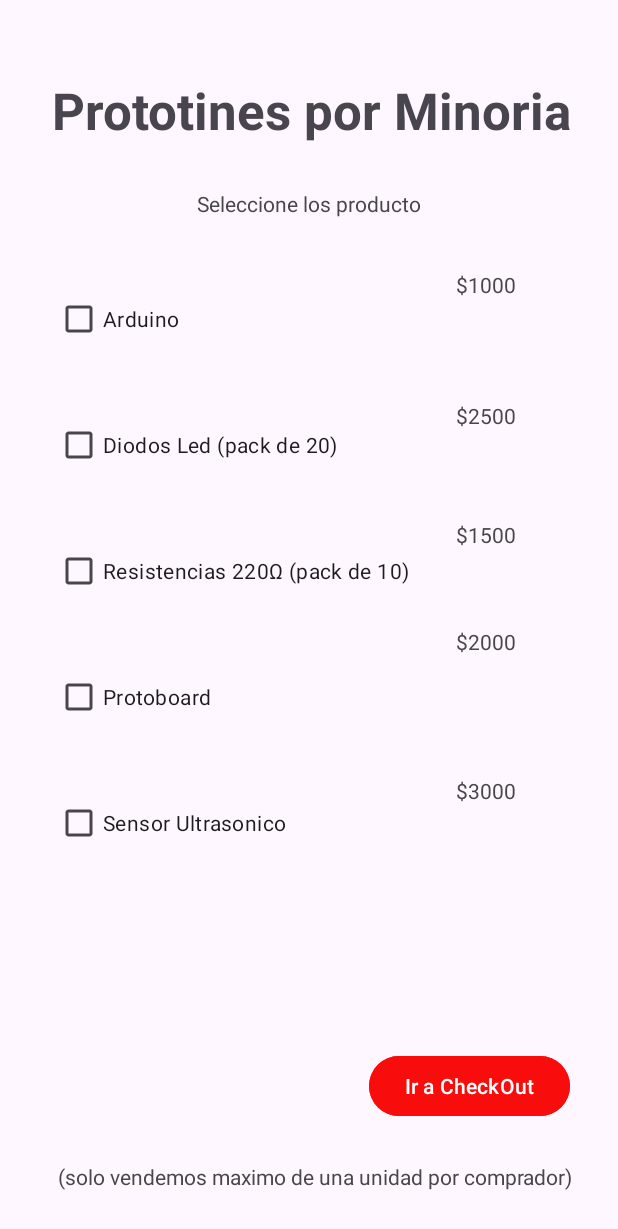
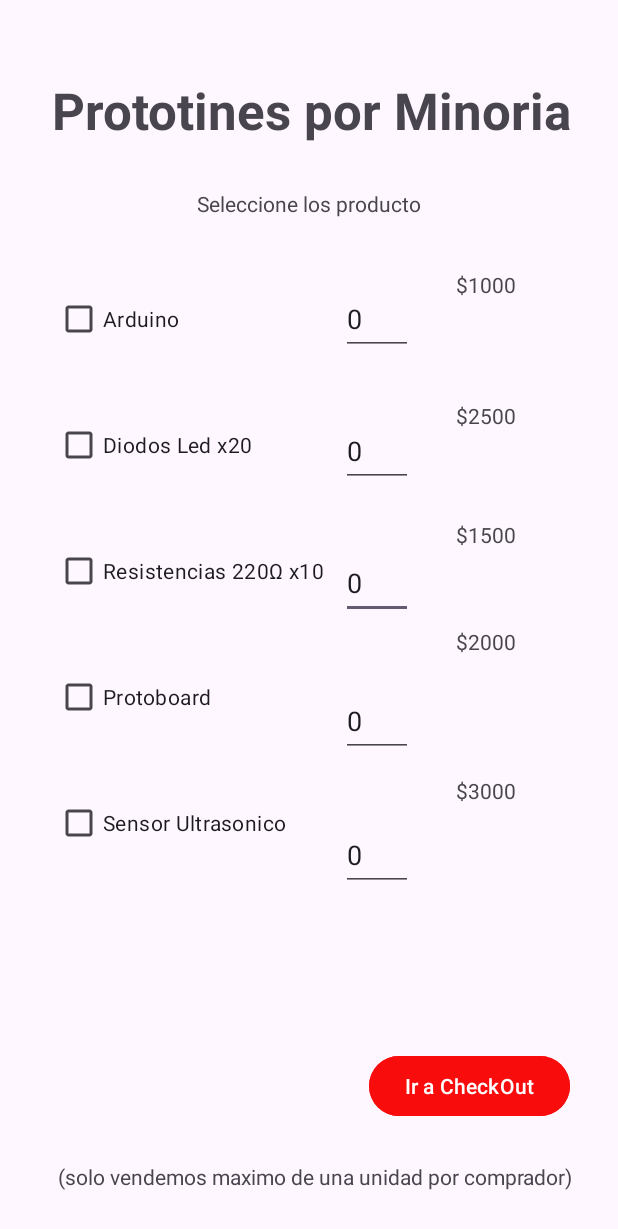
Before and after one commit to I-Niza-I/Actividad1.2, an Android app: the screen it shows after launch (MainActivity), on a phone screen of 412 x 824 dp. Shown: the top 1229 px of the screen. Run offline under Robolectric (Android 15) with nearby library versions, the phone set to English and light mode, and no system bars.

Commit message:
Actualizacion: Funcion de cantidad de producto

```diff
--- a/app/src/main/java/com/actividad/myapplication/MainActivity.java
+++ b/app/src/main/java/com/actividad/myapplication/MainActivity.java
@@ -4,6 +4,7 @@ import android.content.Intent;
 import android.os.Bundle;
 import android.view.View;
 import android.widget.CheckBox;
+import android.widget.EditText;
 
 import androidx.activity.EdgeToEdge;
 import androidx.appcompat.app.AlertDialog;
@@ -22,6 +23,7 @@ public class MainActivity extends AppCompatActivity {
     CheckBox producto4;
     CheckBox producto5;
 
+    EditText cantidadProd1,cantidadProd2, cantidadProd3, cantidadProd4, cantidadProd5 ;
     @Override
     protected void onCreate(Bundle savedInstanceState) {
         super.onCreate(savedInstanceState);
@@ -34,6 +36,12 @@ public class MainActivity extends AppCompatActivity {
         producto4 = findViewById(R.id.chkItem4);
         producto5 = findViewById(R.id.chkItem5);
 
+        cantidadProd1 = findViewById(R.id.cantidadProd1);
+        cantidadProd2 = findViewById(R.id.cantidadProd2);
+        cantidadProd3 = findViewById(R.id.cantidadProd3);
+        cantidadProd4 = findViewById(R.id.cantidadProd4);
+        cantidadProd5 = findViewById(R.id.cantidadProd5);
+
         ViewCompat.setOnApplyWindowInsetsListener(findViewById(R.id.main), (v, insets) -> {
             Insets systemBars = insets.getInsets(WindowInsetsCompat.Type.systemBars());
             v.setPadding(systemBars.left, systemBars.top, systemBars.right, systemBars.bottom);
@@ -45,19 +53,19 @@ public class MainActivity extends AppCompatActivity {
         int total = 0;
 
         if(producto1.isChecked()){
-            total += 1000;
+            total += 1000 * Integer.parseInt(cantidadProd1.getText().toString());
         }
         if(producto2.isChecked()){
-            total += 2500;
+            total += 2500 * Integer.parseInt(cantidadProd2.getText().toString());
         }
         if(producto3.isChecked()){
-            total += 1500;
+            total += 1500 * Integer.parseInt(cantidadProd3.getText().toString());
         }
         if(producto4.isChecked()){
-            total += 2000;
+            total += 2000 * Integer.parseInt(cantidadProd4.getText().toString());
         }
         if(producto5.isChecked()){
-            total += 3000;
+            total += 3000 * Integer.parseInt(cantidadProd5.getText().toString());
         }
 
         return total;
@@ -86,7 +94,7 @@ public class MainActivity extends AppCompatActivity {
 
     }
 
-    public boolean productoSelecciondo(){
+    public boolean productoSeleccionado(){
         if(producto1.isChecked() || producto2.isChecked() || producto3.isChecked() ||
                 producto4.isChecked() || producto5.isChecked() ){
             return true;
@@ -96,9 +104,9 @@ public class MainActivity extends AppCompatActivity {
         }
     }
 
-    public void IraSegAct(View view){
+    public void enviarDatos(View view){
 
-        if (!productoSelecciondo()){
+        if (!productoSeleccionado()){
             new AlertDialog.Builder(this)
                     .setTitle("Error")
                     .setMessage("Seleccione algun producto a comprar")
--- a/app/src/main/res/layout/activity_main.xml
+++ b/app/src/main/res/layout/activity_main.xml
@@ -8,6 +8,48 @@
     tools:context=".MainActivity"
     tools:layout_editor_absoluteX="19dp"
     tools:layout_editor_absoluteY="0dp">
+
+    <EditText
+        android:id="@+id/cantidadProd3"
+        android:layout_width="48dp"
+        android:layout_height="48dp"
+        android:layout_marginTop="40dp"
+        android:ems="10"
+        android:maxLength="2"
+        android:inputType="number"
+        android:text="@string/cantidad3"
+        app:layout_constraintEnd_toEndOf="@+id/cantidadProd2"
+        app:layout_constraintHorizontal_bias="1.0"
+        app:layout_constraintStart_toEndOf="@+id/chkItem3"
+        app:layout_constraintTop_toBottomOf="@+id/cantidadProd2" />
+
+    <EditText
+        android:id="@+id/cantidadProd4"
+        android:layout_width="48dp"
+        android:layout_height="48dp"
+        android:layout_marginTop="44dp"
+        android:ems="10"
+        android:maxLength="2"
+        android:inputType="number"
+        android:text="@string/cantidad4"
+        app:layout_constraintEnd_toEndOf="@+id/cantidadProd3"
+        app:layout_constraintHorizontal_bias="1.0"
+        app:layout_constraintStart_toEndOf="@+id/chkItem4"
+        app:layout_constraintTop_toBottomOf="@+id/cantidadProd3" />
+
+    <EditText
+        android:id="@+id/cantidadProd5"
+        android:layout_width="48dp"
+        android:layout_height="48dp"
+        android:layout_marginTop="41dp"
+        android:ems="10"
+        android:maxLength="2"
+        android:inputType="number"
+        android:text="@string/cantidad5"
+        app:layout_constraintEnd_toEndOf="@+id/cantidadProd4"
+        app:layout_constraintHorizontal_bias="1.0"
+        app:layout_constraintStart_toEndOf="@+id/chkItem5"
+        app:layout_constraintTop_toBottomOf="@+id/cantidadProd4" />
 
     <TextView
         android:id="@+id/textView"
@@ -26,7 +68,7 @@
         android:layout_height="wrap_content"
         android:layout_marginBottom="76dp"
         android:backgroundTint="#F80C0C"
-        android:onClick="IraSegAct"
+        android:onClick="enviarDatos"
         android:text="@string/Boton1"
         app:layout_constraintBottom_toBottomOf="parent"
         app:layout_constraintEnd_toEndOf="parent"
@@ -162,4 +204,33 @@
         app:layout_constraintTop_toTopOf="parent"
         app:layout_constraintVertical_bias="0.065" />
 
+    <EditText
+        android:id="@+id/cantidadProd1"
+        android:layout_width="48dp"
+        android:layout_height="48dp"
+        android:ems="10"
+        android:inputType="number"
+        android:maxLength="2"
+        android:text="@string/cantidad1"
+        app:layout_constraintBottom_toBottomOf="@+id/chkItem1"
+        app:layout_constraintEnd_toStartOf="@+id/precioItem1"
+        app:layout_constraintHorizontal_bias="0.789"
+        app:layout_constraintStart_toEndOf="@+id/chkItem1"
+        app:layout_constraintTop_toTopOf="@+id/chkItem1"
+        app:layout_constraintVertical_bias="1.0" />
+
+    <EditText
+        android:id="@+id/cantidadProd2"
+        android:layout_width="48dp"
+        android:layout_height="48dp"
+        android:layout_marginTop="40dp"
+        android:ems="10"
+        android:inputType="number"
+        android:maxLength="2"
+        android:text="@string/cantidad2"
+        app:layout_constraintEnd_toEndOf="@+id/cantidadProd1"
+        app:layout_constraintHorizontal_bias="1.0"
+        app:layout_constraintStart_toEndOf="@+id/chkItem2"
+        app:layout_constraintTop_toBottomOf="@+id/cantidadProd1" />
+
 </androidx.constraintlayout.widget.ConstraintLayout>
--- a/app/src/main/res/values/strings.xml
+++ b/app/src/main/res/values/strings.xml
@@ -15,8 +15,8 @@
     <string name="Boton1">Ir a CheckOut</string>
 
     <string name="Check1">Arduino</string>
-    <string name="Check2">Diodos Led (pack de 20)</string>
-    <string name="Check3">Resistencias 220Ω (pack de 10)</string>
+    <string name="Check2">Diodos Led x20</string>
+    <string name="Check3">Resistencias 220Ω x10</string>
     <string name="Check4">Protoboard</string>
     <string name="Check5">Sensor Ultrasonico</string>
 
@@ -30,4 +30,11 @@
     <string name="Boton2pant1">Volver</string>
     <string name="Boton2pant2">Pagar</string>
 
+    <string name="cantidad1">0</string>
+    <string name="cantidad2">0</string>
+    <string name="cantidad3">0</string>
+    <string name="cantidad4">0</string>
+    <string name="cantidad5">0</string>
+
+
 </resources>
```
